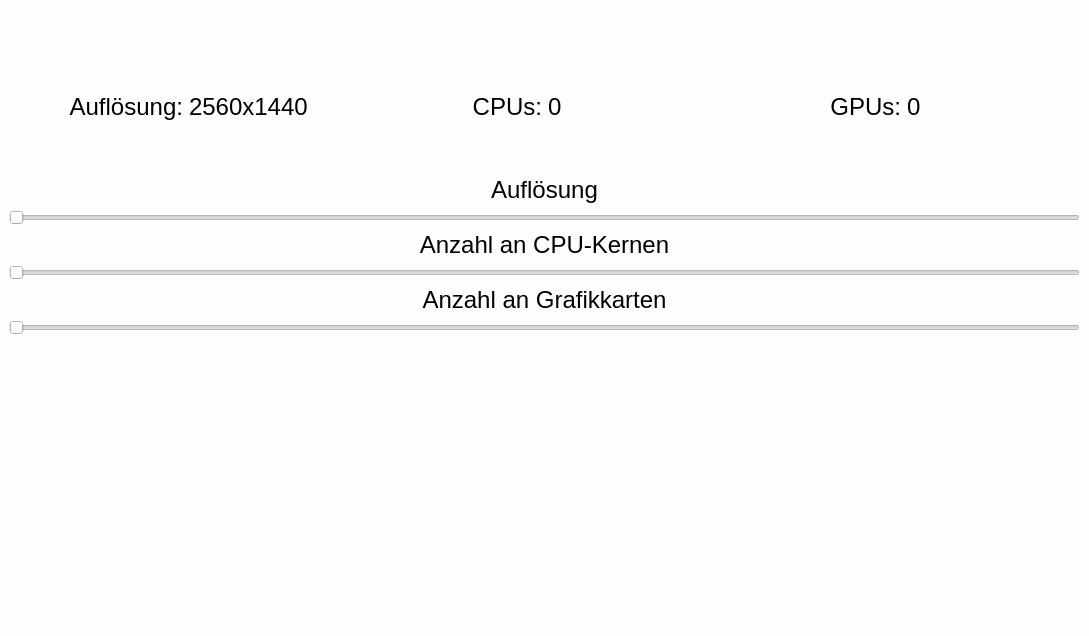
This is controller.ui in actor-framework/fractal-demo as Qt 5 draws it before an edit. The edited form follows.
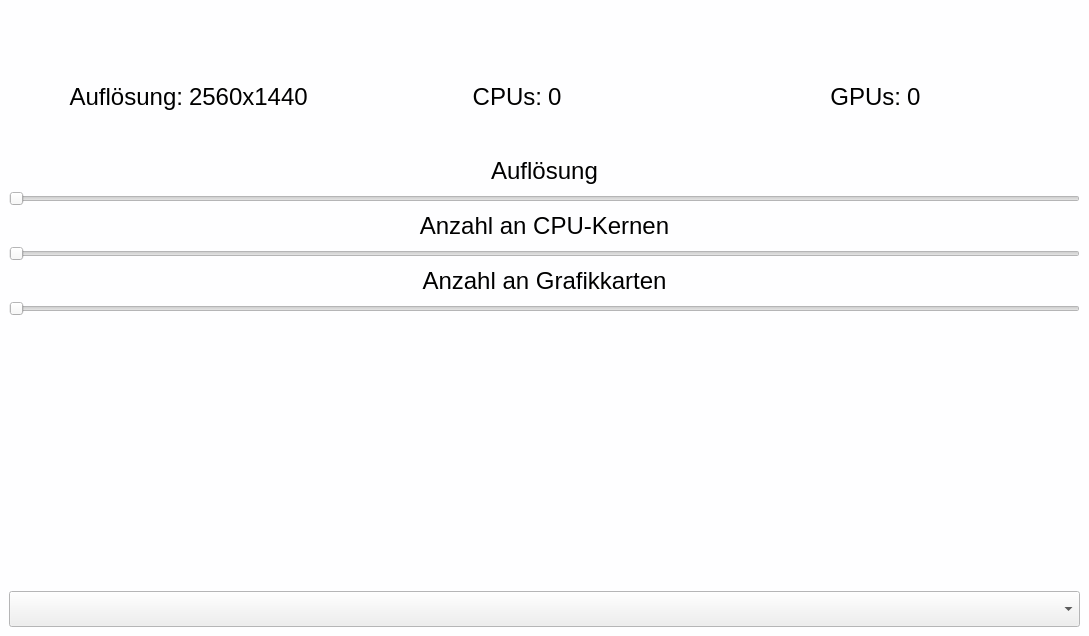
This is the edited form. Icons and pictures are not drawn. Custom widgets are drawn as their Qt base class.

Commit message: Burning Ship incomplete + DropDown for fractals

What changed in the file:
```diff
--- a/controller.ui
+++ b/controller.ui
@@ -264,6 +264,9 @@
       </property>
      </spacer>
     </item>
+    <item>
+     <widget class="QComboBox" name="drop_down_fractal_type"/>
+    </item>
    </layout>
   </widget>
  </widget>
```
Left out of the diff: 17 changed lines with no effect on the pictures. The commit also changes 7 other files.
